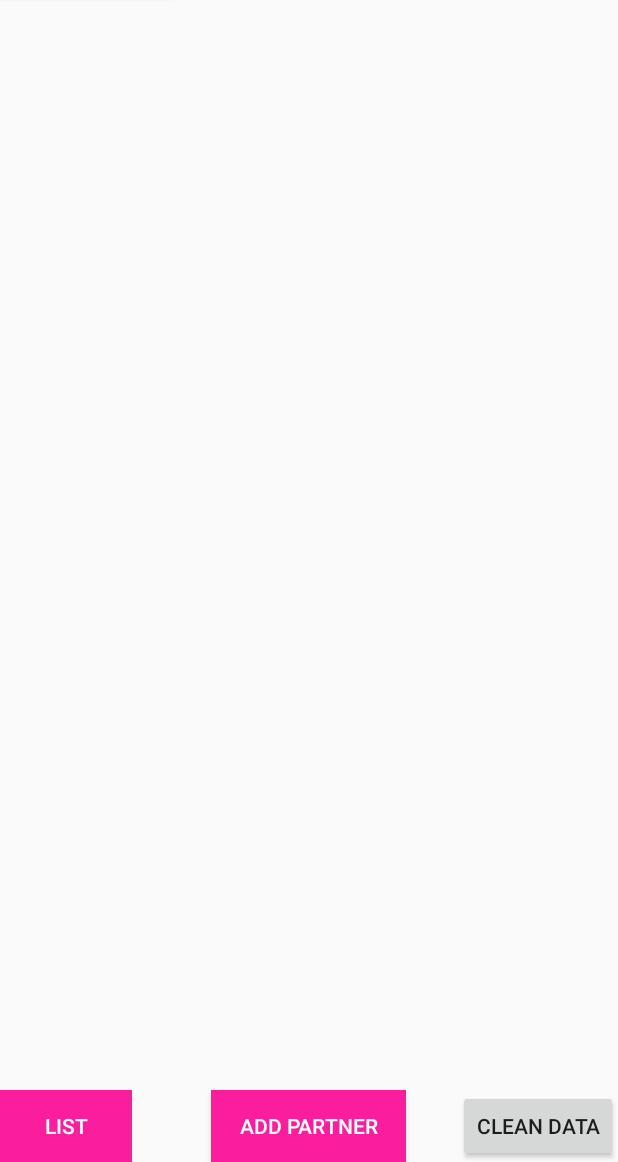
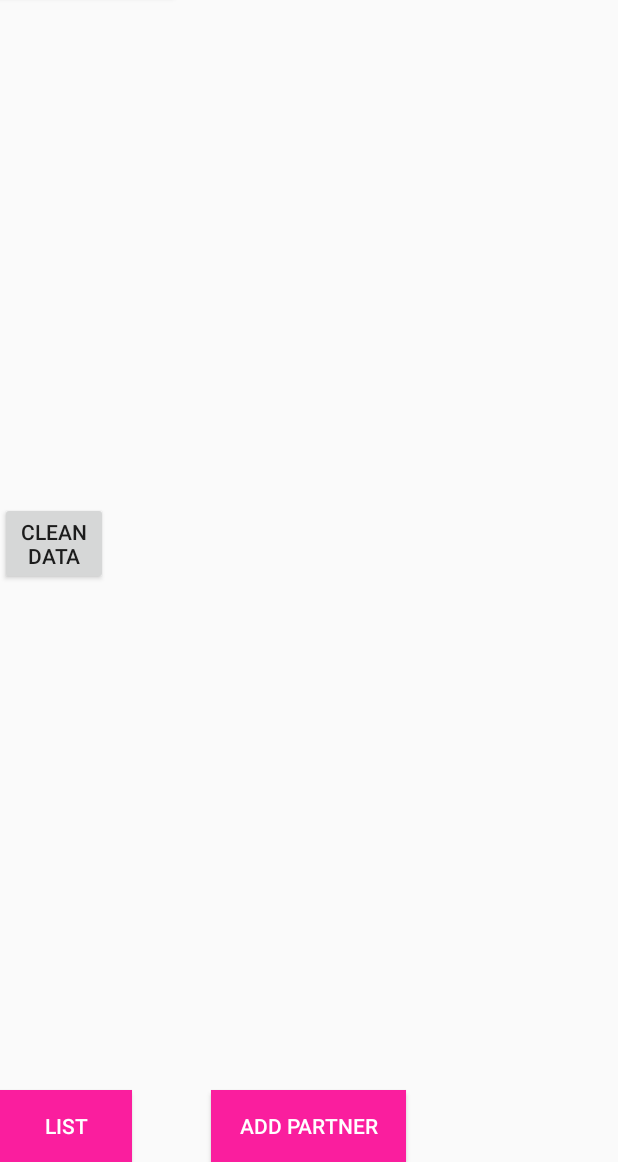
Before and after one commit to terihuang/CoupleTone_Andriod_Project-, an Android app: the screen it shows after launch (MapsActivity), on a phone screen of 412 x 824 dp, the part 74-1236 px from its top. Run offline under Robolectric (Android 15) with nearby library versions, the phone set to English and light mode, and no system bars; libraries missing offline, so code that uses them is left out: com.firebase.client; 5 statements that could not run were skipped.

Commit message:
list + delete

```diff
--- a/app/src/main/java/com/example/khor_000/testapp/MapsActivity.java
+++ b/app/src/main/java/com/example/khor_000/testapp/MapsActivity.java
@@ -78,6 +78,7 @@ public class MapsActivity extends FragmentActivity implements OnMapReadyCallback
     private String partnerLastVisit = "";
     private Button partner;
     private Button clrData;
+    private Button histList;
     private int locNum;
     private static String userName;
     private static String partnerName;
@@ -105,8 +106,9 @@ public class MapsActivity extends FragmentActivity implements OnMapReadyCallback
 
         //  set up buttons and view adapter
         showList = (Button) findViewById(R.id.listButton);
-        partner= (Button) findViewById(R.id.partner);
-        clrData= (Button) findViewById(R.id.clean);
+        partner = (Button) findViewById(R.id.partner);
+        clrData = (Button) findViewById(R.id.clean);
+        histList = (Button) findViewById(R.id.hlbut);
 
         arrayAdapter = new MyLocAdapter();
         listView = (ListView) findViewById(R.id.lv);
@@ -179,7 +181,7 @@ public class MapsActivity extends FragmentActivity implements OnMapReadyCallback
 
                                         // get current time in HH:mm format
                                         Calendar c = Calendar.getInstance();
-                                        SimpleDateFormat df = new SimpleDateFormat("HH:mm a");
+                                        SimpleDateFormat df = new SimpleDateFormat("hh:mm aaa");
                                         String formattedTime = df.format(c.getTime());
 
                                         // add the name of location and visited time to history list
@@ -346,6 +348,7 @@ public class MapsActivity extends FragmentActivity implements OnMapReadyCallback
             @Override
             public void onClick(View v) {
 
+                histList.setVisibility(View.GONE);
                 listView.setVisibility(View.VISIBLE);
                 showList.setVisibility(View.GONE);
             }
@@ -368,6 +371,7 @@ public class MapsActivity extends FragmentActivity implements OnMapReadyCallback
             @Override
             public void onMapClick(final LatLng point) {
 
+                histList.setVisibility(View.VISIBLE);
                 listView.setVisibility(View.GONE);
                 showList.setVisibility(View.VISIBLE);
 
--- a/app/src/main/res/layout/activity_maps.xml
+++ b/app/src/main/res/layout/activity_maps.xml
@@ -31,15 +31,6 @@
         android:background="#FA1E9E" />
 
     <Button
-        android:layout_width="130dp"
-        android:layout_height="wrap_content"
-        android:background="#FA1E9E"
-        android:textColor="#FFFFFF"
-        android:text="Add PARTNER"
-        android:id="@+id/partner"
-        android:layout_gravity="center_horizontal|bottom" />
-
-    <Button
         android:layout_width="wrap_content"
         android:layout_height="wrap_content"
         android:background="#FA1E9E"
@@ -50,10 +41,19 @@
         android:onClick="goHistList" />
 
     <Button
-        android:layout_width="wrap_content"
+        android:layout_width="72dp"
         android:layout_height="wrap_content"
         android:text="Clean Data"
         android:id="@+id/clean"
-        android:layout_gravity="right|bottom" />
+        android:layout_gravity="left|center_vertical" />
+
+    <Button
+        android:layout_width="130dp"
+        android:layout_height="wrap_content"
+        android:background="#FA1E9E"
+        android:textColor="#FFFFFF"
+        android:text="Add PARTNER"
+        android:id="@+id/partner"
+        android:layout_gravity="center_horizontal|bottom" />
 
 </FrameLayout>
```
